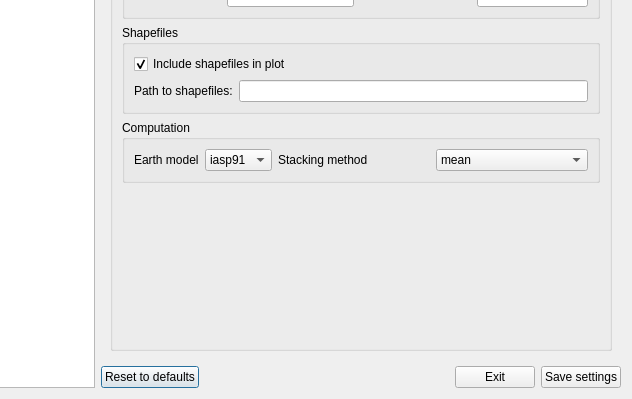
ProjectISP/ISP, file isp/resources/designer_uis/RfunDialogsPreferences.ui: the form before one commit; both pictures show x 96 to 728 and y 147 to 546 of the 728 by 546 pixel window.
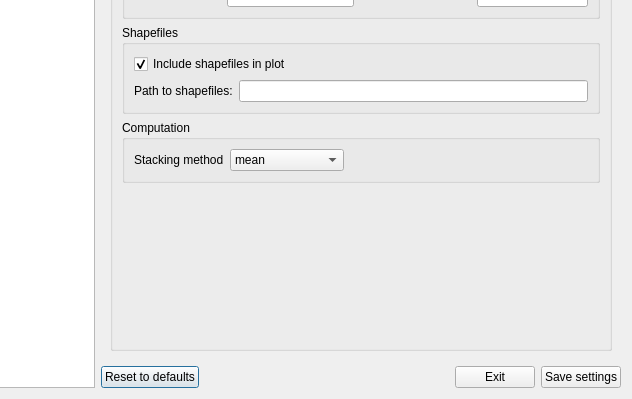
The form after the commit. The open tabs and pages were chosen to show the change.

Commit message:
Updates to receiver functions RFUN
Corrected bugs + added customizable earth models for cutting earthquakes and CCP migration.

The edit to the form file:
```diff
--- a/isp/resources/designer_uis/RfunDialogsPreferences.ui
+++ b/isp/resources/designer_uis/RfunDialogsPreferences.ui
@@ -935,34 +935,6 @@
                <string>Computation</string>
               </property>
               <layout class="QHBoxLayout" name="horizontalLayout_4">
-               <item>
-                <widget class="QLabel" name="label_31">
-                 <property name="sizePolicy">
-                  <sizepolicy hsizetype="Fixed" vsizetype="Preferred">
-                   <horstretch>0</horstretch>
-                   <verstretch>0</verstretch>
-                  </sizepolicy>
-                 </property>
-                 <property name="text">
-                  <string>Earth model</string>
-                 </property>
-                </widget>
-               </item>
-               <item>
-                <widget class="QComboBox" name="comboBox_7">
-                 <property name="sizePolicy">
-                  <sizepolicy hsizetype="Fixed" vsizetype="Fixed">
-                   <horstretch>0</horstretch>
-                   <verstretch>0</verstretch>
-                  </sizepolicy>
-                 </property>
-                 <item>
-                  <property name="text">
-                   <string>iasp91</string>
-                  </property>
-                 </item>
-                </widget>
-               </item>
                <item>
                 <widget class="QLabel" name="label_32">
                  <property name="text">
@@ -984,6 +956,19 @@
                  </item>
                 </widget>
                </item>
+               <item>
+                <spacer name="horizontalSpacer_2">
+                 <property name="orientation">
+                  <enum>Qt::Horizontal</enum>
+                 </property>
+                 <property name="sizeHint" stdset="0">
+                  <size>
+                   <width>40</width>
+                   <height>20</height>
+                  </size>
+                 </property>
+                </spacer>
+               </item>
               </layout>
              </widget>
             </item>
```
Left out of the diff: 2 changed lines with no effect on the pictures. The commit also changes 118 other files.
